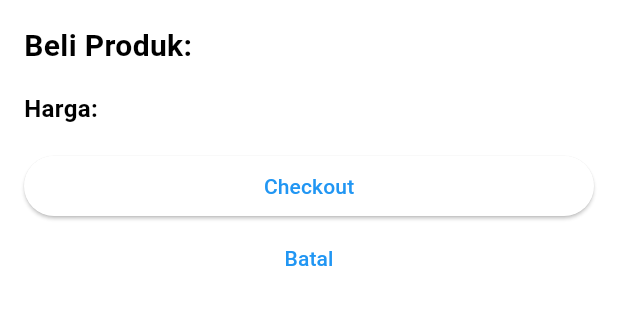
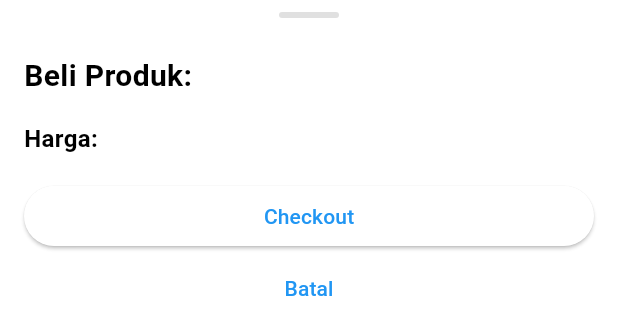
Before and after one commit to rafli-raihan/bargainify, a Flutter app: the ProductPurchaseSheet widget shown alone on an empty page, opened directly with empty values, on a phone screen of 412 x 824 dp. Shown: the top 335 px of the screen. Run offline on Flutter 3.47's test engine with Material 3 defaults, Android fonts, the phone set to English and light mode, and no system bars; drawn by our look-alikes of dynamic_color; our stand-ins replace carousel_slider; network calls fail.

Commit message:
Fixed keyboard obstraction in ProductPurchaseSheet.dart

```diff
--- a/lib/screens/product_screen/ActionButtons.dart
+++ b/lib/screens/product_screen/ActionButtons.dart
@@ -65,6 +65,7 @@ class ActionButtons extends StatelessWidget {
     if (MediaQuery.of(context).size.width <= 500) {
       showModalBottomSheet(
         context: context,
+        isScrollControlled: true,
         builder: (context) {
           return ProductPurchaseSheet(
             productName: product.name,
--- a/lib/widgets/pop-ups/ProductPurchaseSheet.dart
+++ b/lib/widgets/pop-ups/ProductPurchaseSheet.dart
@@ -20,16 +20,35 @@ class _ProductPurchaseSheetState extends State<ProductPurchaseSheet> {
 
   @override
   Widget build(BuildContext context) {
-    return
+    final viewInsets = MediaQuery.of(context).viewInsets;
+
+    return Padding(
+      padding: viewInsets,
+      child: Container(
+        constraints: BoxConstraints(
+          maxHeight: MediaQuery.of(context).size.height * 0.9,
+        ),
+        color: Theme.of(context).colorScheme.surface.withOpacity(1),
+        child: Column(
+          mainAxisSize: MainAxisSize.min,
+          children: [
             Container(
-        height: MediaQuery.of(context).size.height * 0.75,
-        color: Theme.of(context).colorScheme.surface.withOpacity(1),
+              width: 40,
+              height: 4,
+              margin: const EdgeInsets.symmetric(vertical: 8),
+              decoration: BoxDecoration(
+                color: Colors.grey[300],
+                borderRadius: BorderRadius.circular(2),
+              ),
+            ),
+            Flexible(
+              fit: FlexFit.loose, // ini kalo di tailwind buat h-max-content
+              child: SingleChildScrollView(
                 child: Padding(
                   padding: const EdgeInsets.all(16.0),
                   child: Column(
-            children: [
-              ListView(
-                shrinkWrap: true,
+                    crossAxisAlignment: CrossAxisAlignment.stretch,
+                    mainAxisSize: MainAxisSize.min,
                     children: [
                       Text(
                         'Beli Produk: ${widget.productName}',
@@ -74,8 +93,6 @@ class _ProductPurchaseSheetState extends State<ProductPurchaseSheet> {
                             ? (_bargainController.text.isEmpty ? 'Checkout' : 'Submit Tawar')
                             : 'Checkout'),
                       ),
-                ],
-              ),
                       TextButton(
                         onPressed: () {
                           Navigator.of(context).pop();
@@ -85,18 +102,21 @@ class _ProductPurchaseSheetState extends State<ProductPurchaseSheet> {
                     ],
                   ),
                 ),
+              ),
+            ),
+          ],
+        ),
+      ),
     );
   }
 
   void _submitBargain() {
     final bargainPrice = _bargainController.text;
-    // Logic to handle bargain submission
     print('Harga tawar yang diajukan: $bargainPrice');
     Navigator.of(context).pop();
   }
 
   void _checkout() {
-    // Logic to proceed to checkout
     print('Checkout dengan harga: ${widget.price}');
     Navigator.of(context).pop();
   }
```
Lines whose indentation alone changed are shown as unchanged.
